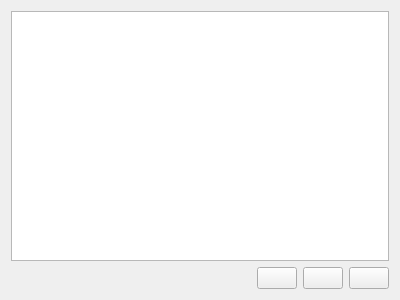
KDE/krita, file plugins/dockers/tasksetdocker/wdgtasksetdocker.ui: the form before one commit.
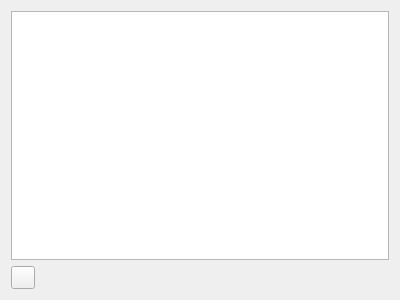
The form after the commit. Custom widgets are drawn as their Qt base class.

Commit message:
Fix button styling inconsistencies in various dockers
Converts textless QPushButtons to QToolButtons and sets AutoRaise for various QToolButtons to true

The edit to the form file:
```diff
--- a/plugins/dockers/tasksetdocker/wdgtasksetdocker.ui
+++ b/plugins/dockers/tasksetdocker/wdgtasksetdocker.ui
@@ -31,45 +31,54 @@
      </property>
     </spacer>
    </item>
+   <item row="1" column="0">
+    <widget class="KisPopupButton" name="chooserButton"/>
+   </item>
    <item row="1" column="2">
-    <widget class="QPushButton" name="recordButton">
+    <widget class="QToolButton" name="recordButton">
      <property name="toolTip">
       <string>Start Recording</string>
      </property>
      <property name="text">
       <string/>
      </property>
-    </widget>
-   </item>
-   <item row="1" column="4">
-    <widget class="QPushButton" name="clearButton">
-     <property name="toolTip">
-      <string>Delete the taskset</string>
-     </property>
-     <property name="text">
-      <string/>
+     <property name="autoRaise">
+      <bool>true</bool>
      </property>
     </widget>
    </item>
    <item row="1" column="3">
-    <widget class="QPushButton" name="saveButton">
+    <widget class="QToolButton" name="saveButton">
      <property name="toolTip">
       <string>Save the taskset</string>
      </property>
      <property name="text">
       <string/>
      </property>
+     <property name="autoRaise">
+      <bool>true</bool>
+     </property>
     </widget>
    </item>
-   <item row="1" column="0">
-    <widget class="KisPopupButton" name="chooserButton" native="true"/>
+   <item row="1" column="4">
+    <widget class="QToolButton" name="clearButton">
+     <property name="toolTip">
+      <string>Delete the taskset</string>
+     </property>
+     <property name="text">
+      <string/>
+     </property>
+     <property name="autoRaise">
+      <bool>true</bool>
+     </property>
+    </widget>
    </item>
   </layout>
  </widget>
  <customwidgets>
   <customwidget>
    <class>KisPopupButton</class>
-   <extends>QWidget</extends>
+   <extends>QToolButton</extends>
    <header>KisPopupButton.h</header>
    <container>1</container>
   </customwidget>
```
The commit also changes 18 other files.
